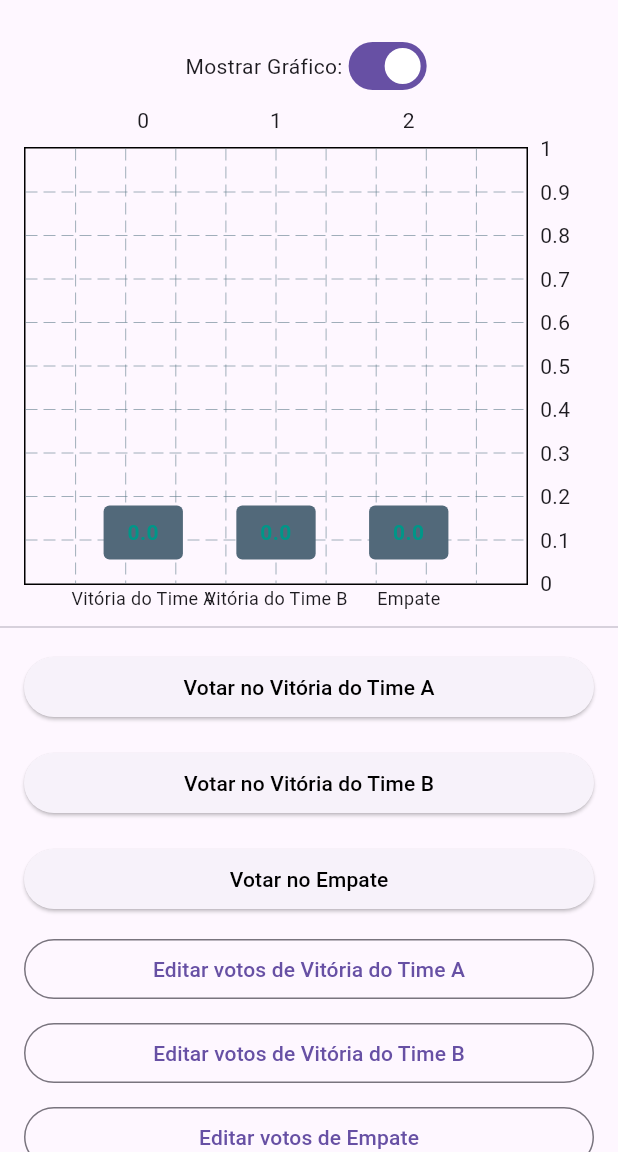
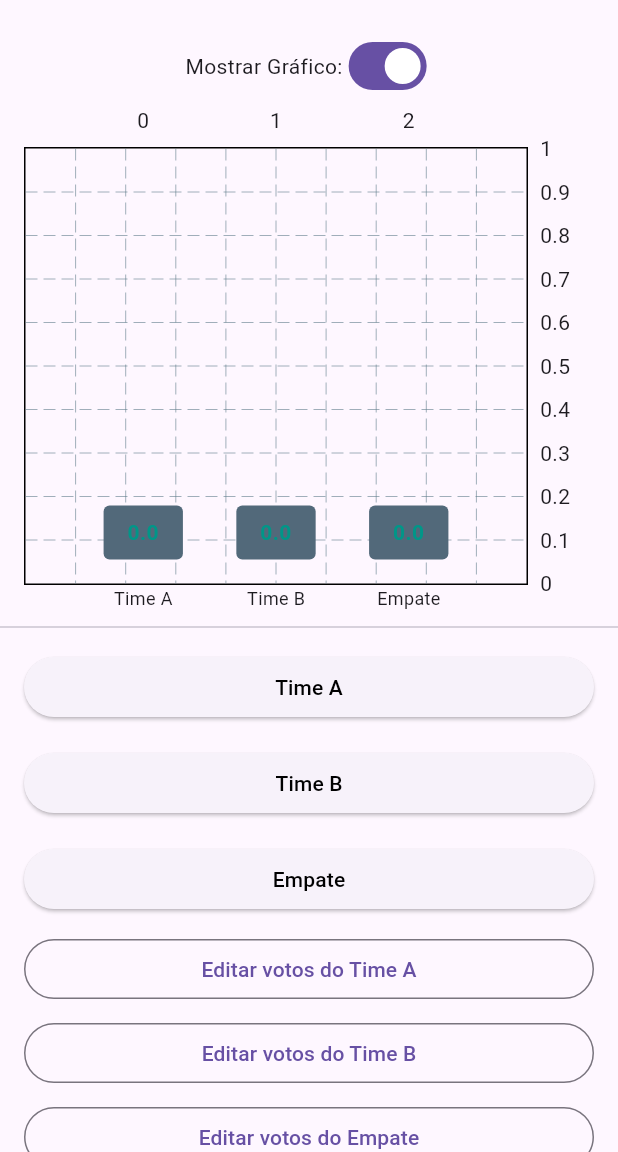
Before and after one commit to felipedasilvamelo/torcidometro, a Flutter app: the screen it shows after launch, on a phone screen of 412 x 824 dp, the part 84-1236 px from its top. Run offline on Flutter 3.47's test engine with Material 3 defaults, Android fonts, the phone set to English and light mode, and no system bars; drawn by our look-alikes of fl_chart.

Commit message:
Atualização04

```diff
--- a/lib/components/graph_and_buttons.dart
+++ b/lib/components/graph_and_buttons.dart
@@ -1,6 +1,6 @@
 import 'package:flutter/material.dart';
 import 'package:fl_chart/fl_chart.dart';
-//colocar ícone do perfil do time em cima da barrinha.
+
 
 // Widget do gráfico.
 class GraphWidget extends StatelessWidget {
@@ -17,7 +17,7 @@ class GraphWidget extends StatelessWidget {
   Widget build(BuildContext context) {
     return Expanded(
       child: Padding(
-        padding: const EdgeInsets.symmetric(horizontal: 16.0), // Adiciona espaçamento horizontal ao gráfico.
+        padding: const EdgeInsets.symmetric(horizontal: 16.0),
         child: BarChart(
           BarChartData(
             // Define o valor máximo do eixo Y como o total de votos (ou 1, se não houver votos).
@@ -31,7 +31,7 @@ class GraphWidget extends StatelessWidget {
                   BarChartRodData(
                     toY: count.toDouble(), // Altura da barra.
                     width: 20, // Largura da barra.
-                    color: Colors.teal, // Cor da barra.
+                    color: Colors.teal,
                     borderSide: const BorderSide(
                       color: Colors.black,
                       width: 2.0, // Borda da barra.
@@ -103,8 +103,8 @@ class ButtonsWidget extends StatelessWidget {
               child: ElevatedButton(
                 onPressed: () => adicionarVoto(time), // Adiciona um voto ao time.
                 child: Text(
-                  'Votar no $time', // Texto do botão exibindo o nome do time.
-                  style: const TextStyle(color: Colors.black), // Define a cor do texto do botão.
+                  time, // Texto do botão exibindo o nome do time.
+                  style: const TextStyle(color: Colors.black),
                 ),
               ),
             );
@@ -113,10 +113,10 @@ class ButtonsWidget extends StatelessWidget {
           // Botões para editar votos.
           ...votos.keys.map((time) {
             return Padding(
-              padding: const EdgeInsets.symmetric(horizontal: 16.0, vertical: 4.0), // Define o espaçamento entre os botões.
+              padding: const EdgeInsets.symmetric(horizontal: 16.0, vertical: 4.0),
               child: OutlinedButton(
                 onPressed: () => editarVotos(time), // Chama a função para editar votos.
-                child: Text('Editar votos de $time'), // Texto do botão.
+                child: Text('Editar votos do $time'),
               ),
             );
           }),
@@ -126,12 +126,12 @@ class ButtonsWidget extends StatelessWidget {
             padding: const EdgeInsets.symmetric(horizontal: 16.0, vertical: 8.0), // Define espaçamento ao redor do botão.
             child: ElevatedButton(
               onPressed: limparVotacao, // Chama a função para limpar os votos.
-              style: ElevatedButton.styleFrom(backgroundColor: Colors.red), // Estilo do botão.
+              style: ElevatedButton.styleFrom(backgroundColor: Colors.red),
               child: const Text(
-                'Limpar votação', // Texto do botão.
+                'Limpar votação',
                 style: TextStyle(
-                  color: Colors.white, // Cor do texto do botão.
-                  fontSize: 20, // Tamanho da fonte do botão.
+                  color: Colors.white,
+                  fontSize: 20,
                 ),
               ),
             ),
--- a/lib/main.dart
+++ b/lib/main.dart
@@ -1,9 +1,9 @@
 import 'package:flutter/material.dart';
-import 'screens/torcidometro_screen.dart'; // Importa a tela principal.
+import 'screens/torcidometro_screen.dart';
 
 
-//colocar ícone do perfil do time em cima da barrinha.
-void main() => runApp(const TorcidometroApp()); // Inicia o aplicativo.
+
+void main() => runApp(const TorcidometroApp());
 
 class TorcidometroApp extends StatelessWidget {
   const TorcidometroApp({super.key});
@@ -11,10 +11,10 @@ class TorcidometroApp extends StatelessWidget {
   @override
   Widget build(BuildContext context) {
     return MaterialApp(
-      debugShowCheckedModeBanner: false, // Remove o banner de debug.
-      title: 'Torcidômetro', // Define o título do aplicativo.
-      theme: ThemeData(primarySwatch: Colors.blue), // Define o tema.
-      home: const TorcidometroScreen(), // Define a tela principal.
+      debugShowCheckedModeBanner: false,
+      title: 'Torcidômetro',
+      theme: ThemeData(primarySwatch: Colors.blue),
+      home: const TorcidometroScreen(),
     );
   }
 }
--- a/lib/screens/torcidometro_screen.dart
+++ b/lib/screens/torcidometro_screen.dart
@@ -1,10 +1,10 @@
 import 'package:flutter/material.dart';
 import 'package:torcidometro/components/graph_and_buttons.dart';
-// Importa os widgets personalizados usados na tela (gráfico e botões).
+
 
 class TorcidometroScreen extends StatefulWidget {
   // Define a tela principal do Torcidômetro, que pode ter estado (stateful).
-  const TorcidometroScreen({Key? key}) : super(key: key);
+  const TorcidometroScreen({super.key});
 
   @override
   State<TorcidometroScreen> createState() => _TorcidometroScreenState();
@@ -16,9 +16,9 @@ class _TorcidometroScreenState extends State<TorcidometroScreen> {
 
   // Mapa para armazenar os votos de cada opção (time ou empate).
   Map<String, int> votos = {
-    'Vitória do Time A': 0, // Time A começa com 0 votos.
-    'Vitória do Time B': 0, // Time B começa com 0 votos.
-    'Empate': 0, // Empate começa com 0 votos.
+    'Time A': 0,
+    'Time B': 0,
+    'Empate': 0,
   };
 
   bool mostrarGrafico = true;
@@ -101,35 +101,35 @@ class _TorcidometroScreenState extends State<TorcidometroScreen> {
     int totalVotos = votos.values.fold(0, (soma, elemento) => soma + elemento);
 
     return Scaffold(
-      // Estrutura principal da tela.
+
       appBar: AppBar(
-        // Barra superior com título.
+
         title: const Text('Torcidômetro'),
-        // Título exibido na AppBar.
+
         backgroundColor: const Color.fromARGB(255, 63, 145, 66),
-        // Cor de fundo da AppBar.
+
         centerTitle: true,
-        // Centraliza o título.
+
         titleTextStyle: const TextStyle(
           color: Colors.white,
-          // Cor do texto do título.
+
           fontSize: 30,
-          // Tamanho da fonte do título.
+
         ),
       ),
       body: Column(
-        // Coluna para organizar os elementos na tela.
+
         children: [
           const SizedBox(height: 20),
-          // Adiciona um espaço vertical acima do conteúdo.
+
 
           Row(
             // Linha para organizar o texto e o botão `Switch`.
             mainAxisAlignment: MainAxisAlignment.center,
-            // Centraliza os itens horizontalmente.
+
             children: [
               const Text('Mostrar Gráfico:'),
-              // Texto ao lado do `Switch`.
+
               Switch(
                 value: mostrarGrafico,
                 // Estado do `Switch`.
@@ -152,13 +152,13 @@ class _TorcidometroScreenState extends State<TorcidometroScreen> {
                   // Exibe a lista com os resultados em um formato alternativo.
                   child: Padding(
                     padding: const EdgeInsets.all(16.0),
-                    // Adiciona espaçamento ao redor da lista.
+
                     child: ListView(
                       // Lista para exibir os resultados.
                       children: votos.entries.map((entry) {
                         // Percorre as entradas do mapa.
                         return ListTile(
-                          // Widget que organiza o conteúdo em uma linha.
+
                           title: Text(
                             entry.key,
                             // Nome do time.
@@ -170,9 +170,9 @@ class _TorcidometroScreenState extends State<TorcidometroScreen> {
                             // Número de votos ao lado direito.
                             style: const TextStyle(
                               fontWeight: FontWeight.bold,
-                              // Texto em negrito.
+
                               fontSize: 16,
-                              // Tamanho da fonte.
+
                             ),
                           ),
                         );
@@ -182,10 +182,10 @@ class _TorcidometroScreenState extends State<TorcidometroScreen> {
                 ),
 
           const Divider(),
-          // Linha divisória entre os widgets.
+
 
           ButtonsWidget(
-            // Widget que exibe os botões.
+
             votos: votos,
             // Passa o mapa de votos.
             adicionarVoto: adicionarVoto,
```
